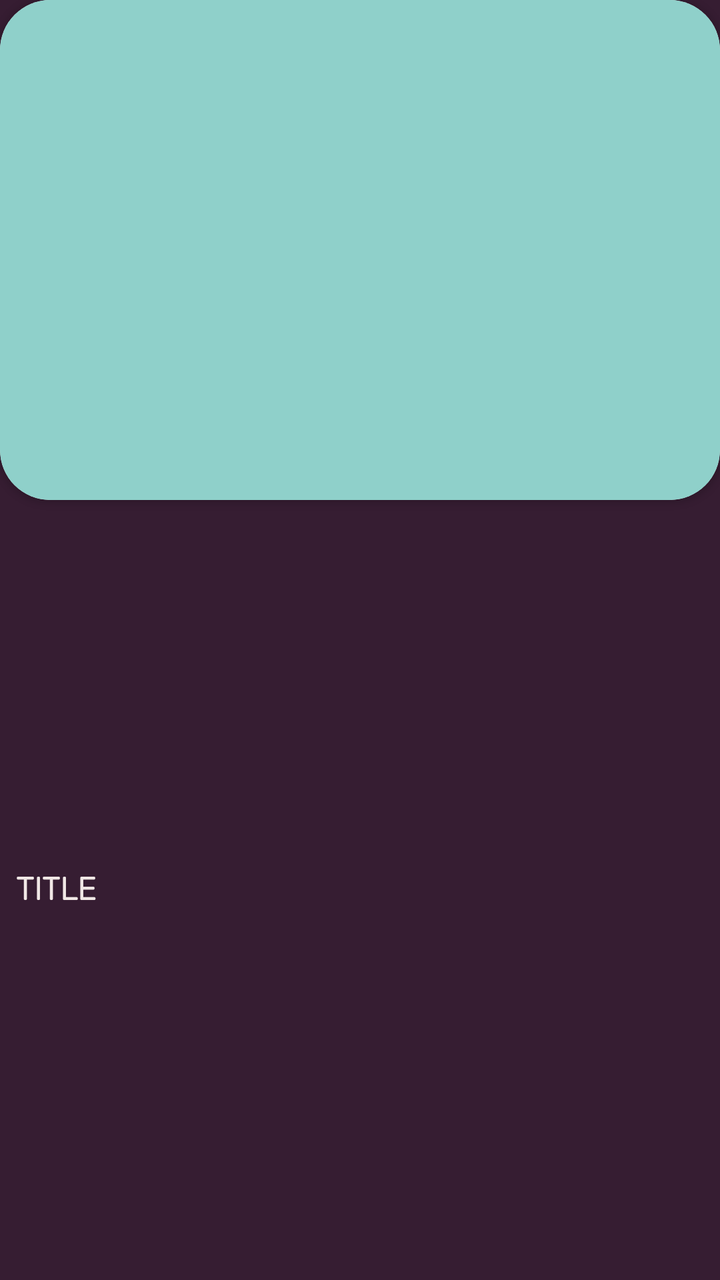
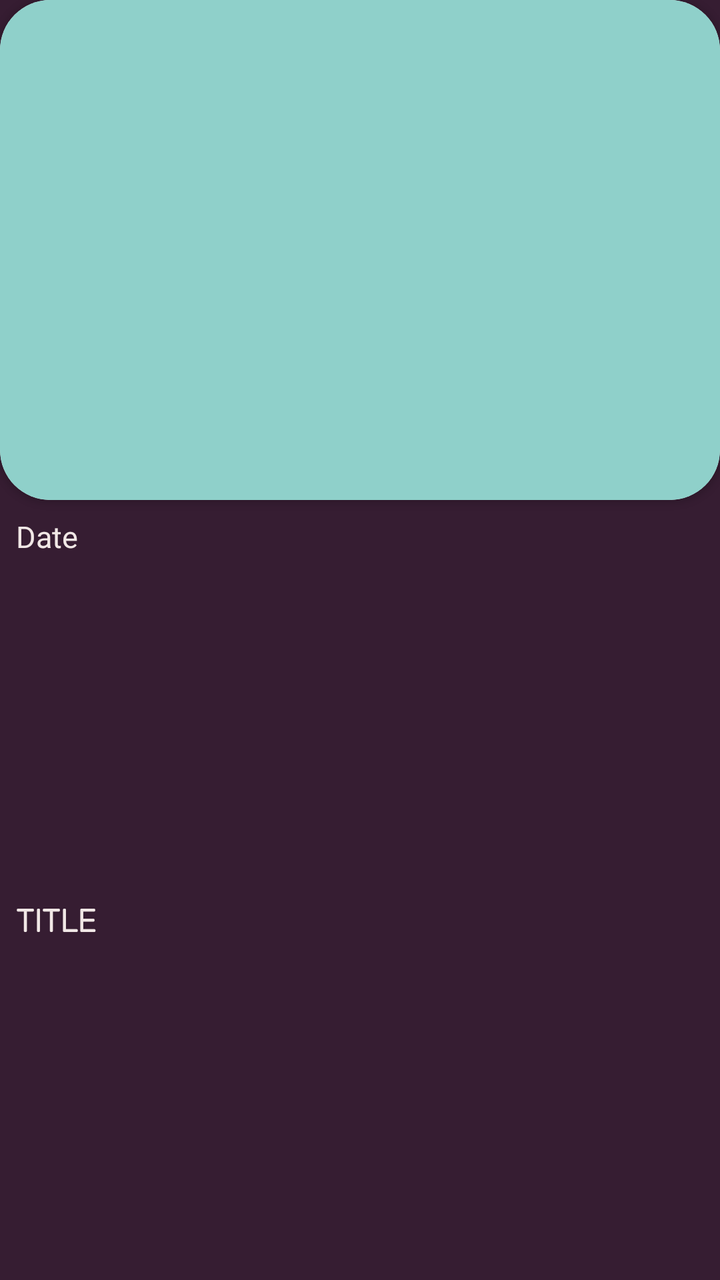

The first picture is an Android layout as it rendered before a commit; the second is the same layout after the commit. The layout source and the unified diff follow.
<!-- AndroidManifest.xml: application theme AppTheme -->
<!-- res/layout/listitems.xml -->
<?xml version="1.0" encoding="utf-8"?>
<androidx.constraintlayout.widget.ConstraintLayout xmlns:android="http://schemas.android.com/apk/res/android"
    xmlns:app="http://schemas.android.com/apk/res-auto"
    android:layout_width="match_parent"
    android:layout_height="wrap_content"
    android:layout_marginLeft="16dp"
    android:layout_marginTop="16dp"
    android:layout_marginRight="16dp"
    android:background="@color/lightBgColor">

    <androidx.cardview.widget.CardView
        android:id="@+id/MaincardView"
        android:layout_width="0dp"
        android:layout_height="250dp"
        app:cardCornerRadius="25dp"
        android:layout_marginBottom="16dp"
        android:background="@color/colorPrimaryDark"
        app:layout_constraintEnd_toEndOf="parent"
        app:layout_constraintStart_toStartOf="parent"
        app:layout_constraintTop_toTopOf="parent">

        <ImageView
            android:id="@+id/imageViewThumbnail"
            android:layout_width="match_parent"
            android:layout_height="match_parent"
            android:background="#8FD0CA"
            android:contentDescription="ThumbImage"
            android:scaleType="fitXY" />
    </androidx.cardview.widget.CardView>

    <TextView
        android:id="@+id/textViewTitle"
        android:layout_width="0dp"
        android:layout_height="wrap_content"
        android:layout_gravity="bottom"
        android:layout_marginStart="8dp"
        android:layout_marginTop="4dp"
        android:layout_marginEnd="8dp"
        android:fontFamily="@font/rubik"
        android:paddingBottom="5dp"
        android:text="TITLE"
        android:textColor="@color/textColorDark"
        android:textSize="16sp"
        android:textStyle="bold"
        app:layout_constraintBottom_toBottomOf="parent"
        app:layout_constraintEnd_toEndOf="@id/MaincardView"
        app:layout_constraintStart_toStartOf="@id/MaincardView"
        app:layout_constraintTop_toBottomOf="@id/MaincardView" />
</androidx.constraintlayout.widget.ConstraintLayout>
<!-- resources referenced by this layout -->
<resources>
  <color name="colorPrimaryDark">#361d32</color>
  <color name="lightBgColor">#361d32</color>
  <color name="textColorDark">#f1e8e6</color>
  <style name="AppTheme" parent="Theme.AppCompat.Light.NoActionBar">
          
          <item name="colorPrimary">@color/colorPrimary</item>
          <item name="colorPrimaryDark">@color/colorPrimary</item>
          <item name="colorAccent">@color/colorAccent</item>
      </style>
  <color name="colorPrimary">#361d32</color>
  <color name="colorAccent">#03DAC5</color>
</resources>

<!-- the commit's change to res/layout/listitems.xml (unified diff, before → after) -->
@@ -1,6 +1,7 @@
 <?xml version="1.0" encoding="utf-8"?>
 <androidx.constraintlayout.widget.ConstraintLayout xmlns:android="http://schemas.android.com/apk/res/android"
     xmlns:app="http://schemas.android.com/apk/res-auto"
+    xmlns:tools="http://schemas.android.com/tools"
     android:layout_width="match_parent"
     android:layout_height="wrap_content"
     android:layout_marginLeft="16dp"
@@ -26,6 +27,7 @@
             android:background="#8FD0CA"
             android:contentDescription="ThumbImage"
             android:scaleType="fitXY" />
+
     </androidx.cardview.widget.CardView>
 
     <TextView
@@ -34,8 +36,9 @@
         android:layout_height="wrap_content"
         android:layout_gravity="bottom"
         android:layout_marginStart="8dp"
-        android:layout_marginTop="4dp"
+        android:layout_marginTop="16dp"
         android:layout_marginEnd="8dp"
+        android:layout_marginBottom="8dp"
         android:fontFamily="@font/rubik"
         android:paddingBottom="5dp"
         android:text="TITLE"
@@ -45,5 +48,25 @@
         app:layout_constraintBottom_toBottomOf="parent"
         app:layout_constraintEnd_toEndOf="@id/MaincardView"
         app:layout_constraintStart_toStartOf="@id/MaincardView"
-        app:layout_constraintTop_toBottomOf="@id/MaincardView" />
+        app:layout_constraintTop_toBottomOf="@id/textViewPublishedDate" />
+
+    <TextView
+        android:id="@+id/textViewPublishedDate"
+        android:layout_width="0dp"
+        android:layout_height="wrap_content"
+        android:layout_gravity="bottom"
+        android:layout_marginStart="8dp"
+        android:layout_marginTop="8dp"
+        android:layout_marginEnd="8dp"
+        android:layout_marginBottom="8dp"
+        android:background="@color/lightBgColor"
+        android:text="Date"
+        android:textColor="@color/textColorDark"
+        android:textSize="15sp"
+        app:layout_constraintBottom_toBottomOf="parent"
+        app:layout_constraintEnd_toEndOf="parent"
+        app:layout_constraintHorizontal_bias="0.0"
+        app:layout_constraintStart_toStartOf="parent"
+        app:layout_constraintTop_toBottomOf="@id/MaincardView"
+        app:layout_constraintVertical_bias="0.0" />
 </androidx.constraintlayout.widget.ConstraintLayout>
